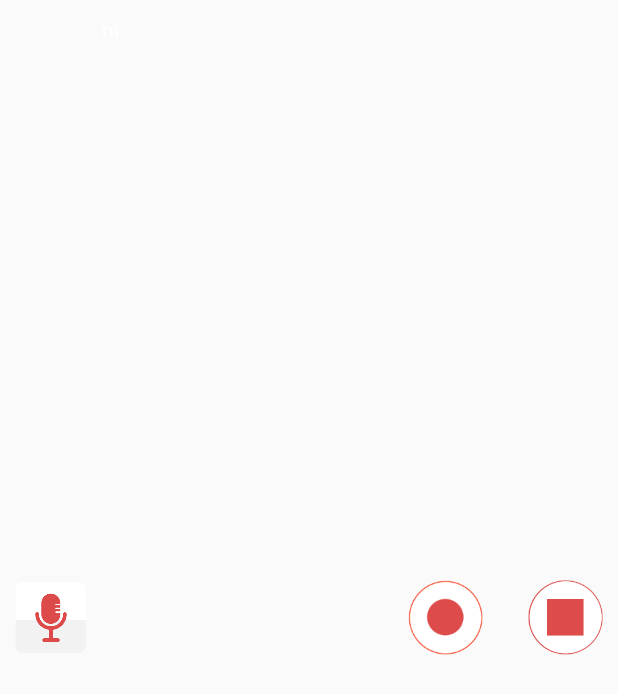
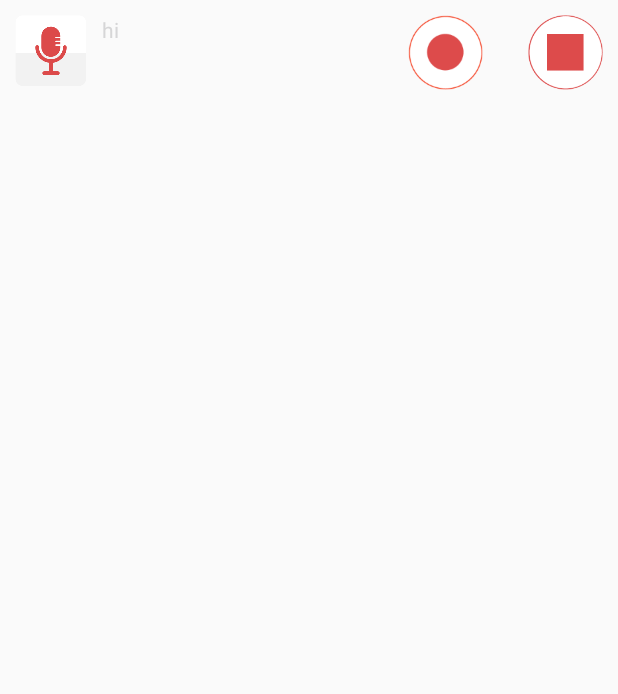
Before and after one commit to ridickle7/CampusRecorder, an Android app: the layout noti_layout.xml on its own in the app's theme, with its tools: preview values and no code run, on a phone screen of 412 x 824 dp. Shown: the top 694 px of the screen. Run offline under Robolectric (Android 15) with nearby library versions, the phone set to English and light mode, and no system bars; Roboto replaces fonts that are not available here.

Commit message:
ver 1.2
1. 안드로이드 권한 설정 방법 변경에 따른 업데이트 (최종

```diff
--- a/app/build.gradle
+++ b/app/build.gradle
@@ -7,9 +7,9 @@ android {
     defaultConfig {
         applicationId "kr.co.yapp.campusrecorder"
         minSdkVersion 16
-        targetSdkVersion 23
-        versionCode 2
-        versionName "1.1"
+        targetSdkVersion 26
+        versionCode 3
+        versionName "1.2"
     }
     buildTypes {
         release {
--- a/app/src/main/java/kr/co/yapp/campusrecorder/Activity/RecordActivity.java
+++ b/app/src/main/java/kr/co/yapp/campusrecorder/Activity/RecordActivity.java
@@ -31,6 +31,7 @@ import java.util.ArrayList;
 
 import kr.co.yapp.campusrecorder.IRecordAidlInterface;
 import kr.co.yapp.campusrecorder.R;
+import kr.co.yapp.campusrecorder.RecordApplication;
 import kr.co.yapp.campusrecorder.RecordService;
 import kr.co.yapp.campusrecorder.TimerTime;
 
@@ -78,6 +79,7 @@ public class RecordActivity extends ActionBarActivity {
         Toolbar toolbar = (Toolbar) findViewById(R.id.toolbar_record);
 
         permissionCheck();
+        RecordApplication.setRecordActivityContext(this);
 
         //브로드캐스트 리시버 등록
         //서비스 -> 액티비티로 통신
--- a/app/src/main/java/kr/co/yapp/campusrecorder/RecordApplication.java
+++ b/app/src/main/java/kr/co/yapp/campusrecorder/RecordApplication.java
@@ -1,6 +1,7 @@
 package kr.co.yapp.campusrecorder;
 
 import android.app.Application;
+import android.content.Context;
 import android.database.Cursor;
 import android.graphics.Typeface;
 import android.support.v7.widget.RecyclerView;
@@ -19,6 +20,7 @@ public class RecordApplication extends Application {
     private List<String> list;
     DBAdapter dbAdapter;
     public static int temp_position = 0;
+    public static Context tempContext;
 
     public static String fileName;
 
@@ -63,4 +65,8 @@ public class RecordApplication extends Application {
         v.getItemAnimator().setMoveDuration(200);
         v.getItemAnimator().setChangeDuration(100);
     }
+
+    public static void setRecordActivityContext(Context ctx){
+        tempContext = ctx;
+    }
 }
--- a/app/src/main/res/layout/noti_layout.xml
+++ b/app/src/main/res/layout/noti_layout.xml
@@ -2,38 +2,42 @@
 <RelativeLayout xmlns:android="http://schemas.android.com/apk/res/android"
     android:id="@+id/layout"
     android:layout_width="wrap_content"
-    android:layout_height="match_parent"
-    android:padding="10dp" >
-    <ImageView android:id="@+id/image"
+    android:layout_height="wrap_content"
+    android:padding="10dp">
+
+    <ImageView
+        android:id="@+id/image"
         android:layout_width="wrap_content"
-        android:layout_height="match_parent"
+        android:layout_height="wrap_content"
         android:layout_alignParentLeft="true"
         android:layout_marginRight="10dp"
-        android:src="@drawable/ic_launcher"
-        />
-    <TextView android:id="@+id/title"
+        android:src="@drawable/ic_launcher" />
+
+    <TextView
+        android:id="@+id/title"
+        style="Custom Notification Title"
         android:layout_width="wrap_content"
         android:layout_height="wrap_content"
         android:layout_toRightOf="@id/image"
         android:text="hi"
-        android:textColor="@color/white"
-        style="Custom Notification Title" />
-   <Button
-       android:id="@+id/btn_noti_stop"
-       android:layout_width="50dp"
-       android:layout_height="50dp"
-       android:layout_centerVertical="true"
-       android:background="@drawable/stop_btn"
-       android:layout_alignParentRight="true"
-       />
+        android:textColor="@color/black" />
+
+    <Button
+        android:id="@+id/btn_noti_stop"
+        android:layout_width="50dp"
+        android:layout_height="50dp"
+        android:layout_alignParentRight="true"
+        android:layout_centerVertical="true"
+        android:background="@drawable/stop_btn" />
+
     <Button
         android:id="@+id/btn_noti_play"
         android:layout_width="50dp"
         android:layout_height="50dp"
+        android:layout_centerVertical="true"
         android:layout_marginRight="30dp"
-        android:layout_centerVertical="true"
+        android:layout_toLeftOf="@id/btn_noti_stop"
         android:background="@drawable/play_btn"
-        android:layout_toLeftOf= "@id/btn_noti_stop"
 
         />
 </RelativeLayout>
```
Also changed, not shown: app/src/main/java/kr/co/yapp/campusrecorder/RecordService.java (+3 -16 lines), 2 other files.
